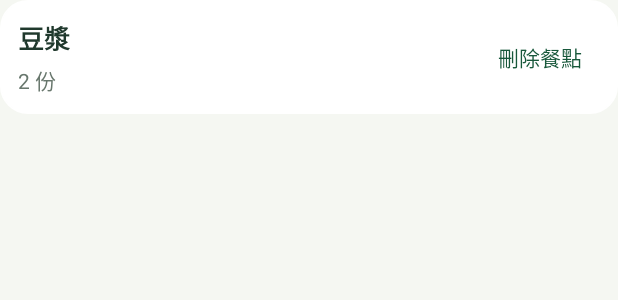
After one commit to chuanmin0317/food-ledger, an Android app: the layout food_item_row.xml on its own in the app's theme, with its tools: preview values and no code run, on a phone screen of 412 x 824 dp. The commit adds this screen. Shown: the top 300 px of the screen. Run offline under Robolectric (Android 15) with nearby library versions, the phone set to English and light mode, and no system bars.

Commit message:
feat:完成手動記餐草稿輸入與多品項清單

```diff
--- /dev/null
+++ b/app/src/main/res/layout/food_item_row.xml
@@ -0,0 +1,50 @@
+<?xml version="1.0" encoding="utf-8"?>
+<LinearLayout xmlns:android="http://schemas.android.com/apk/res/android"
+    xmlns:tools="http://schemas.android.com/tools"
+    android:layout_width="match_parent"
+    android:layout_height="wrap_content"
+    android:layout_marginBottom="8dp"
+    android:orientation="horizontal"
+    android:gravity="center_vertical"
+    android:padding="12dp"
+    android:background="@drawable/card">
+
+    <LinearLayout
+        android:layout_width="0dp"
+        android:layout_height="wrap_content"
+        android:layout_weight="1"
+        android:layout_marginEnd="12dp"
+        android:orientation="vertical">
+
+        <TextView
+            android:id="@+id/fl_item_name"
+            android:layout_width="match_parent"
+            android:layout_height="wrap_content"
+            android:textSize="17sp"
+            android:textStyle="bold"
+            android:textColor="@color/fl_ink"
+            tools:text="豆漿" />
+
+        <TextView
+            android:id="@+id/fl_item_units"
+            android:layout_width="match_parent"
+            android:layout_height="wrap_content"
+            android:layout_marginTop="4dp"
+            android:textSize="14sp"
+            android:textColor="@color/fl_muted"
+            tools:text="2 份" />
+
+    </LinearLayout>
+
+    <Button
+        android:id="@+id/fl_remove_item"
+        style="@style/Widget.AppCompat.Button.Borderless"
+        android:layout_width="wrap_content"
+        android:layout_height="wrap_content"
+        android:minWidth="64dp"
+        android:minHeight="48dp"
+        android:text="@string/text_97"
+        android:textAllCaps="false"
+        android:textColor="@color/fl_green" />
+
+</LinearLayout>
--- a/app/src/main/res/values/strings.xml
+++ b/app/src/main/res/values/strings.xml
@@ -66,8 +66,8 @@
     <string name="text_63">整餐實付金額（新台幣元）</string>
     <string name="text_64">本餐營養合計</string>
     <string name="text_65">尚未輸入</string>
-    <string name="text_66">儲存餐點</string>
-    <string name="text_67">刪除此餐點</string>
+    <string name="text_66">儲存</string>
+    <string name="text_67">刪除</string>
     <string name="text_68">依你的需求設定每日目標</string>
     <string name="text_69">取消勾選的營養項目不計算差額。</string>
     <string name="text_70">追蹤熱量</string>
@@ -96,4 +96,6 @@
     <string name="text_93">餐點</string>
     <string name="text_94">營養</string>
     <string name="text_95">NT$ 0</string>
+    <string name="text_96">新增餐點</string>
+    <string name="text_97">刪除餐點</string>
 </resources>
```
Also changed, not shown: app/src/main/java/com/example/foodledger/ui/MealActivity.java (+157 -3 lines), app/src/main/res/layout/editor.xml (+13 -0 lines).
